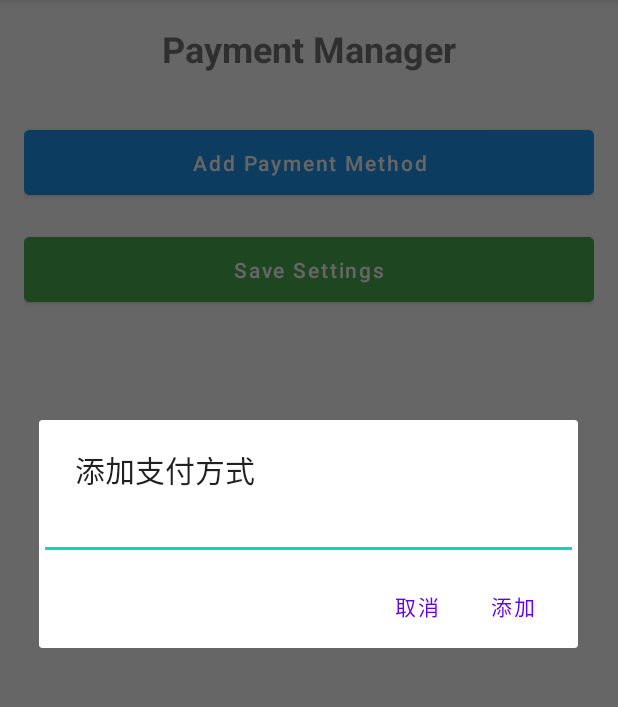
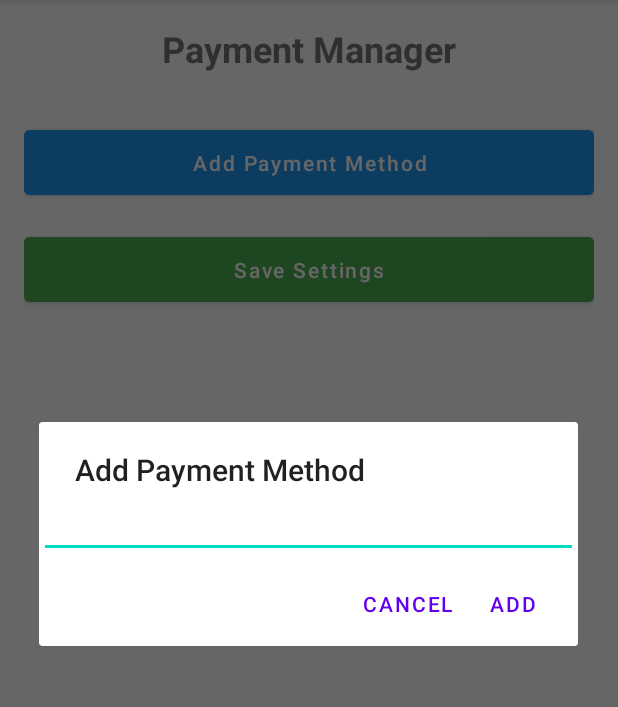
Before and after one commit to KlausClaus/MobileApp_PaymentSystem, an Android app: the ManagePaymentActivity screen opened directly, with no data from a screen before it, after a tap on "Add Payment Method", on a phone screen of 412 x 824 dp, the part 84-791 px from its top. Run offline under Robolectric (Android 15) with nearby library versions, the phone set to English and light mode, and no system bars.

Commit message:
modify user interface for admin

```diff
--- a/Payment/StudentSystem/app/src/main/java/com/example/tuitionpayment/ManagePaymentActivity.java
+++ b/Payment/StudentSystem/app/src/main/java/com/example/tuitionpayment/ManagePaymentActivity.java
@@ -144,13 +144,13 @@ public class ManagePaymentActivity extends AppCompatActivity {
 
     private void showAddPaymentMethodDialog() {
         AlertDialog.Builder builder = new AlertDialog.Builder(this);
-        builder.setTitle("添加支付方式");
+        builder.setTitle("Add Payment Method");
 
         // 设置输入框
         final EditText input = new EditText(this);
         builder.setView(input);
 
-        builder.setPositiveButton("添加", (dialog, which) -> {
+        builder.setPositiveButton("Add", (dialog, which) -> {
             String newPaymentMethod = input.getText().toString().trim();
             if (!newPaymentMethod.isEmpty()) {
                 addNewPaymentMethod(newPaymentMethod);
@@ -159,7 +159,7 @@ public class ManagePaymentActivity extends AppCompatActivity {
             }
         });
 
-        builder.setNegativeButton("取消", (dialog, which) -> dialog.cancel());
+        builder.setNegativeButton("Cancel", (dialog, which) -> dialog.cancel());
 
         builder.show();
     }
--- a/Payment/StudentSystem/app/src/main/java/com/example/tuitionpayment/util/Md5Utils.java
+++ b/Payment/StudentSystem/app/src/main/java/com/example/tuitionpayment/util/Md5Utils.java
@@ -4,7 +4,7 @@ import java.security.MessageDigest;
 import java.security.NoSuchAlgorithmException;
 
 public class Md5Utils {
-    private static final String SALT = "Myapp123";
+    private static final String SALT = "$9900^^^Super&(+)&@!$";
 
     public static String encryptMD5(String input) {
         try {
```
Also changed, not shown: 2 other files.
